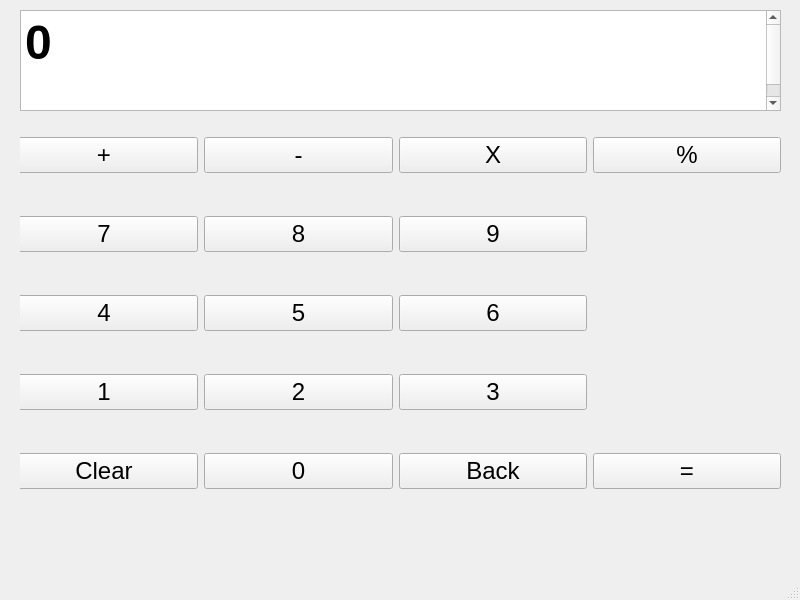
Old version of the form mainwindow.ui in the repository Jacob-Dong7/CalculatorApp.
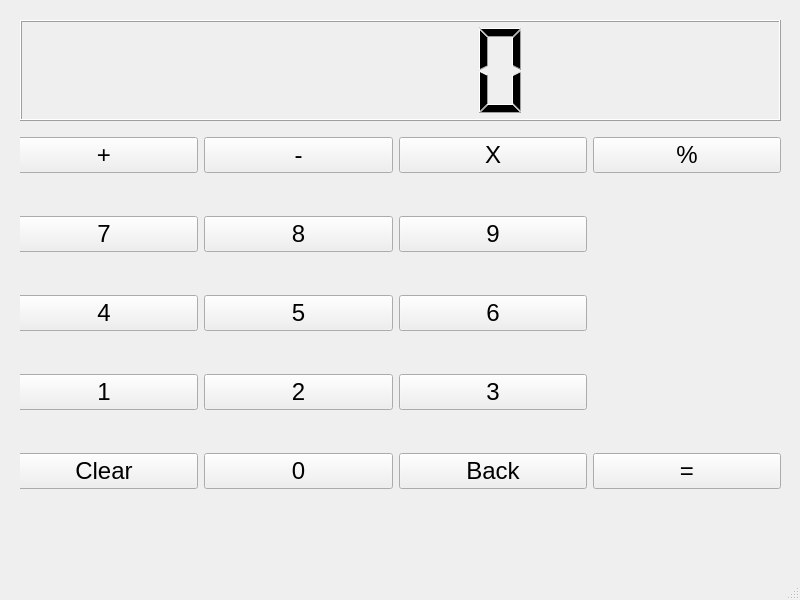
New version of the form. The open tabs and pages were chosen to show the change.

The edit to the form file:
```diff
--- a/mainwindow.ui
+++ b/mainwindow.ui
@@ -290,38 +290,15 @@
        </item>
       </layout>
      </widget>
-     <widget class="QTextBrowser" name="txtAnswer">
+     <widget class="QLCDNumber" name="txtAnswer">
       <property name="geometry">
        <rect>
         <x>0</x>
-        <y>0</y>
+        <y>10</y>
         <width>761</width>
         <height>101</height>
        </rect>
       </property>
-      <property name="font">
-       <font>
-        <pointsize>36</pointsize>
-        <bold>true</bold>
-       </font>
-      </property>
-      <property name="layoutDirection">
-       <enum>Qt::LayoutDirection::LeftToRight</enum>
-      </property>
-      <property name="frameShadow">
-       <enum>QFrame::Shadow::Raised</enum>
-      </property>
-      <property name="html">
-       <string>&lt;!DOCTYPE HTML PUBLIC &quot;-//W3C//DTD HTML 4.0//EN&quot; &quot;http://www.w3.org/TR/REC-html40/strict.dtd&quot;&gt;
-&lt;html&gt;&lt;head&gt;&lt;meta name=&quot;qrichtext&quot; content=&quot;1&quot; /&gt;&lt;meta charset=&quot;utf-8&quot; /&gt;&lt;style type=&quot;text/css&quot;&gt;
-p, li { white-space: pre-wrap; }
-hr { height: 1px; border-width: 0; }
-li.unchecked::marker { content: &quot;\2610&quot;; }
-li.checked::marker { content: &quot;\2612&quot;; }
-&lt;/style&gt;&lt;/head&gt;&lt;body style=&quot; font-family:'Segoe UI'; font-size:36pt; font-weight:700; font-style:normal;&quot;&gt;
-&lt;p style=&quot; margin-top:0px; margin-bottom:0px; margin-left:0px; margin-right:0px; -qt-block-indent:0; text-indent:0px;&quot;&gt;0&lt;/p&gt;
-&lt;p style=&quot;-qt-paragraph-type:empty; margin-top:0px; margin-bottom:0px; margin-left:0px; margin-right:0px; -qt-block-indent:0; text-indent:0px;&quot;&gt;&lt;br /&gt;&lt;/p&gt;&lt;/body&gt;&lt;/html&gt;</string>
-      </property>
      </widget>
     </widget>
    </widget>
```
Left out of the diff: 2 changed lines with no effect on the pictures.
